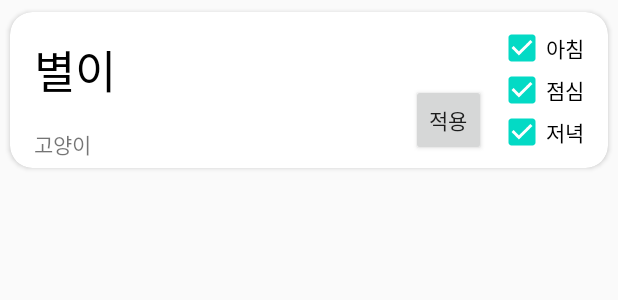
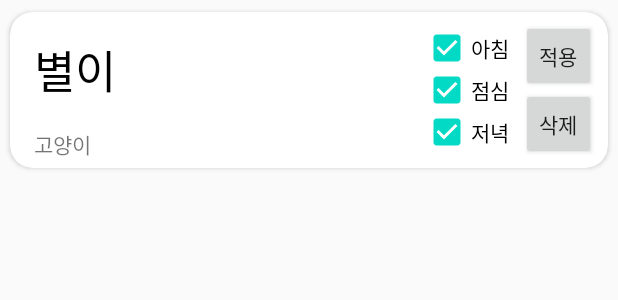
Before and after one commit to ThinkingDobby/FeedDogToday, an Android app: the layout card_pet_3.xml on its own in the app's theme, with its tools: preview values and no code run, on a phone screen of 412 x 824 dp. Shown: the top 300 px of the screen. Run offline under Robolectric (Android 15) with nearby library versions, the phone set to English and light mode, and no system bars.

Commit message:
수정 중

```diff
--- a/app/src/main/java/com/thinkingdobby/feeddogtoday/ListActivity.kt
+++ b/app/src/main/java/com/thinkingdobby/feeddogtoday/ListActivity.kt
@@ -111,6 +111,7 @@
         val list_cv_cb_lunch: CheckBox = itemView.list_cv_cb_lunch
         val list_cv_cb_dinner: CheckBox = itemView.list_cv_cb_dinner
         val list_cv_btn_submit: Button = itemView.list_cv_btn_submit
+        val list_cv_btn_remove: Button = itemView.list_cv_btn_remove
     }
 
     inner class MyAdapter : RecyclerView.Adapter<MyViewHolder>() {
@@ -145,6 +146,10 @@
                 checkUpdates.put("dinnerChecked", holder.list_cv_cb_dinner.isChecked)
                 ref.updateChildren(checkUpdates)
             }
+
+            holder.list_cv_btn_remove.setOnClickListener {
+
+            }
         }
     }
 }
--- a/app/src/main/res/layout/card_pet_3.xml
+++ b/app/src/main/res/layout/card_pet_3.xml
@@ -38,10 +38,10 @@
             android:layout_width="wrap_content"
             android:layout_height="wrap_content"
             android:layout_marginTop="8dp"
-            android:layout_marginEnd="16dp"
+            android:layout_marginEnd="8dp"
+            android:checked="true"
             android:text="아침"
-            android:checked="true"
-            app:layout_constraintEnd_toEndOf="parent"
+            app:layout_constraintEnd_toStartOf="@+id/list_cv_btn_submit"
             app:layout_constraintTop_toTopOf="parent" />
 
         <CheckBox
@@ -69,10 +69,19 @@
             android:layout_width="50dp"
             android:layout_height="wrap_content"
             android:layout_marginEnd="8dp"
-            android:layout_marginBottom="8dp"
+            android:layout_marginTop="5dp"
             android:text="적용"
+            app:layout_constraintTop_toTopOf="parent"
+            app:layout_constraintEnd_toEndOf="parent" />
+
+        <Button
+            android:id="@+id/list_cv_btn_remove"
+            android:layout_width="50dp"
+            android:layout_height="wrap_content"
+            android:layout_marginBottom="5dp"
+            android:text="삭제"
             app:layout_constraintBottom_toBottomOf="parent"
-            app:layout_constraintEnd_toStartOf="@+id/list_cv_cb_dinner" />
+            app:layout_constraintEnd_toEndOf="@id/list_cv_btn_submit" />
 
 
     </androidx.constraintlayout.widget.ConstraintLayout>
```
